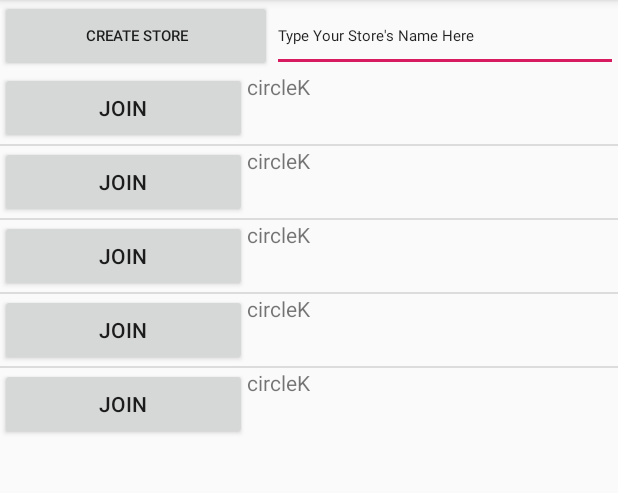
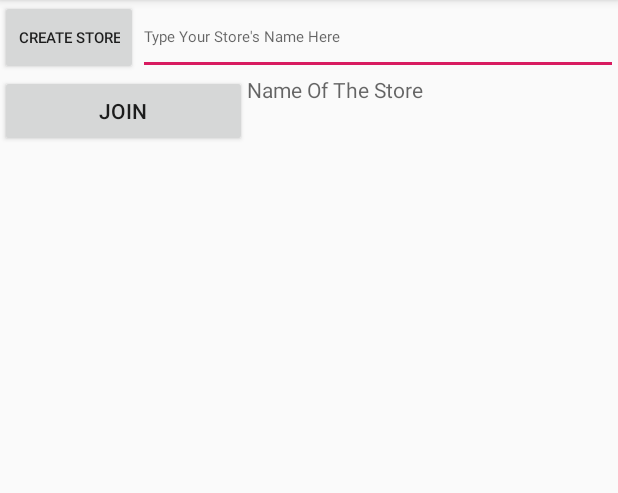
Before and after one commit to tranVyTDT/android-studio, an Android app: the fragment CreateStore shown on its own in the app's theme, after a tap on "JOIN", on a phone screen of 412 x 824 dp, the part 84-577 px from its top. Run offline under Robolectric (Android 15) with nearby library versions, the phone set to English and light mode, and no system bars; 1 other tap on this screen came first.

Commit message:
add store's name
user can create their store

```diff
--- a/app/src/main/java/com/example/hp/assignment/CreateStore.java
+++ b/app/src/main/java/com/example/hp/assignment/CreateStore.java
@@ -1,5 +1,6 @@
 package com.example.hp.assignment;
 
+import android.content.SharedPreferences;
 import android.os.Bundle;
 import android.support.annotation.NonNull;
 import android.support.annotation.Nullable;
@@ -9,11 +10,15 @@ import android.view.View;
 import android.view.ViewGroup;
 import android.widget.BaseAdapter;
 import android.widget.Button;
+import android.widget.EditText;
 import android.widget.ListView;
 import android.widget.TextView;
 
 
 import java.util.ArrayList;
+import java.util.HashSet;
+import java.util.Iterator;
+import java.util.Set;
 
 
 public class CreateStore extends Fragment {
@@ -21,29 +26,62 @@ public class CreateStore extends Fragment {
     ListView listOfStore;
     ArrayList<Stores> list;
     Button button;
+    Button create;
+    EditText name;
+    SharedPreferences sharedPreferences;
+    SharedPreferences.Editor editor;
     @Nullable
     @Override
     public View onCreateView(@NonNull LayoutInflater inflater, @Nullable ViewGroup container, @Nullable Bundle savedInstanceState) {
-        list = new ArrayList<Stores>();
-
-        //should put date to the array here
-        Stores stores = new Stores(button,"circleK");
-        list.add(stores);
-        list.add(stores);
-        list.add(stores);
-        list.add(stores);
-        list.add(stores);
 
         View view = inflater.inflate(R.layout.fragment_create_store,container,false);
         listOfStore = view.findViewById(R.id.listOfStore);
+        create = view.findViewById(R.id.create);
+        name = view.findViewById(R.id.name);
 
-        CustomAdapter customAdapter = new CustomAdapter();
+
+        final CustomAdapter customAdapter = new CustomAdapter();
+        list = new ArrayList<Stores>();
+
+        sharedPreferences = this.getActivity().getSharedPreferences("store",0);
+        editor = sharedPreferences.edit();
+        Set<String> load = sharedPreferences.getStringSet("storename" , new HashSet<String>());
+        LoadData(load);
+
+
+        create.setOnClickListener(new View.OnClickListener() {
+            @Override
+            public void onClick(View v) {
+                Set<String> store = sharedPreferences.getStringSet("storename" , new HashSet<String>());
+                String nameOfStore = name.getText().toString();
+
+                addData(nameOfStore);
+                store.add(nameOfStore);
+                editor.clear();
+                editor.putStringSet("storename", store).commit();
+                customAdapter.notifyDataSetChanged();
+            }
+        });
+
 
         listOfStore.setAdapter(customAdapter);
 
         return view;
     }
+    public void addData(String name)
+    {
+            Stores temp = new Stores(button,name);
+            list.add(temp);
+    }
 
+    public void LoadData(Set<String> store)
+    {
+        for (Iterator<String> it = store.iterator(); it.hasNext(); ) {
+            Stores temp = new Stores(button,it.next());
+            list.add(temp);
+        }
+
+    }
 
     class CustomAdapter extends BaseAdapter
     {
--- a/app/src/main/res/layout/fragment_create_store.xml
+++ b/app/src/main/res/layout/fragment_create_store.xml
@@ -18,21 +18,19 @@
             android:orientation="horizontal">
 
             <Button
-                android:id="@+id/button2"
+                android:id="@+id/create"
+                android:layout_width="wrap_content"
+                android:layout_height="50dp"
+                android:textSize="10dp"
+                android:text="Create Store" />
+
+            <EditText
+                android:id="@+id/name"
                 android:layout_width="wrap_content"
                 android:layout_height="match_parent"
                 android:layout_weight="1"
                 android:textSize="10dp"
-                android:text="Create Store" />
-
-            <EditText
-                android:id="@+id/editText2"
-                android:layout_width="wrap_content"
-                android:layout_height="match_parent"
-                android:layout_weight="1"
-                android:textSize="10dp"
-                android:inputType="textPersonName"
-                android:text="Type Your Store's Name Here " />
+                android:hint="Type Your Store's Name Here "/>
         </LinearLayout>
 
         <LinearLayout
```
